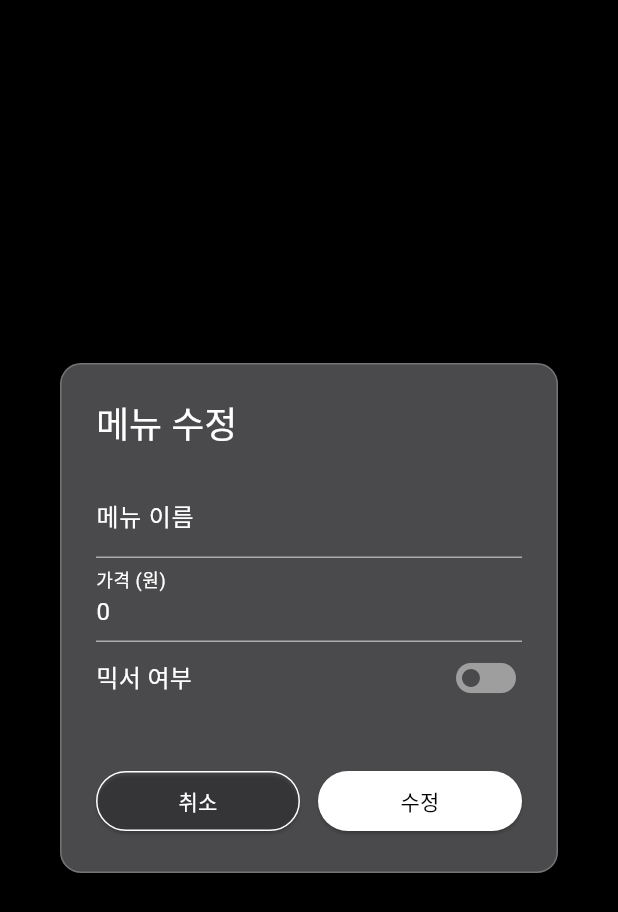
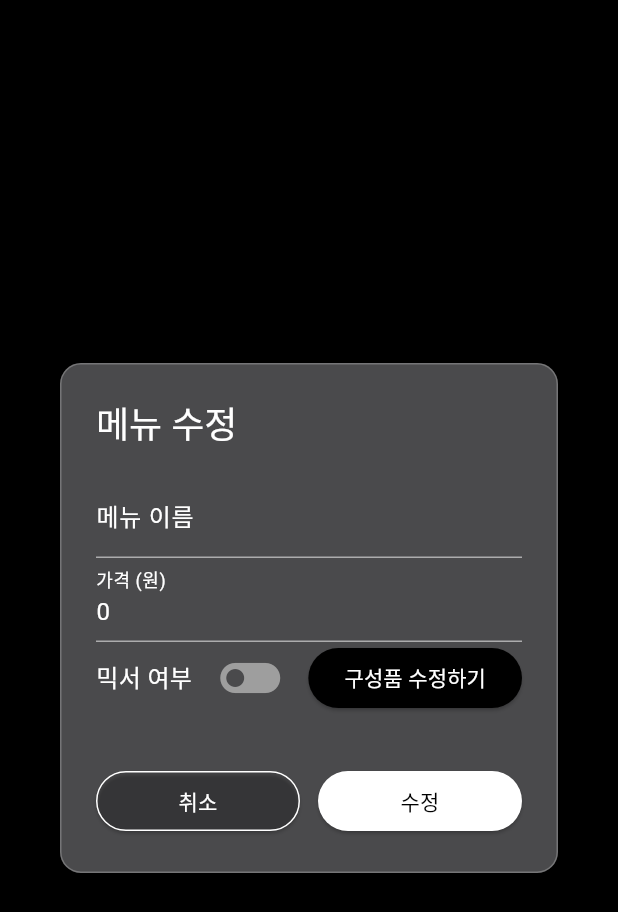
Before and after one commit to lee-jaemmin/tablebid, a Flutter app: the SetMenuModifyWindow widget shown alone on an empty page, opened directly with empty values, on a phone screen of 412 x 824 dp. Shown: the top 912 px of the screen. Run offline on Flutter 3.47's test engine with Material 3 defaults, Android fonts, the phone set to English and light mode, and no system bars; our stand-ins replace cloud_firestore, firebase_auth, firebase_core, firebase_messaging, flutter_local_notifications, package_info_plus and 1 more; missing offline and left inert: firebase_app_check, kakao_flutter_sdk_user; accounts and stored records are empty; generated files the repository leaves out were written again; network calls fail.

```diff
--- a/lib/widgets/set_menu_modify_window.dart
+++ b/lib/widgets/set_menu_modify_window.dart
@@ -2,6 +2,7 @@ import 'package:flutter/cupertino.dart';
 import 'package:flutter/material.dart';
 import 'package:intl/intl.dart';
 import 'package:tablebid/models/set_menu_model.dart';
+import 'package:tablebid/screens/set_menu_create_screen.dart';
 import 'package:tablebid/services/set_menu_api.dart';
 import 'package:tablebid/widgets/price_formatter.dart';
 
@@ -30,7 +31,9 @@ class _SetMenuModifyWindowState extends State<SetMenuModifyWindow> {
   void initState() {
     super.initState();
     _nameController.text = widget.setMenu.setName;
-    _priceController.text = NumberFormat('#,###').format(widget.setMenu.setPrice);
+    _priceController.text = NumberFormat(
+      '#,###',
+    ).format(widget.setMenu.setPrice);
     _hasMixer = widget.setMenu.hasMixer;
   }
 
@@ -113,16 +116,22 @@ class _SetMenuModifyWindowState extends State<SetMenuModifyWindow> {
                         });
                       },
                       child: _hasMixer
-                          ? Icon(
-                              Icons.toggle_on,
-                              size: 48,
-                              color: Colors.green,
-                            )
+                          ? Icon(Icons.toggle_on, size: 48, color: Colors.green)
                           : Icon(
                               Icons.toggle_off,
                               size: 48,
                               color: Colors.grey,
                             ),
+                    ),
+                    ElevatedButton(
+                      onPressed: () => Navigator.push(
+                        context,
+                        MaterialPageRoute(
+                          builder: (context) =>
+                              SetMenuCreateScreens(companyId: widget.companyId ),
+                        ),
+                      ),
+                      child: Text('구성품 수정하기'),
                     ),
                   ],
                 ),
```
